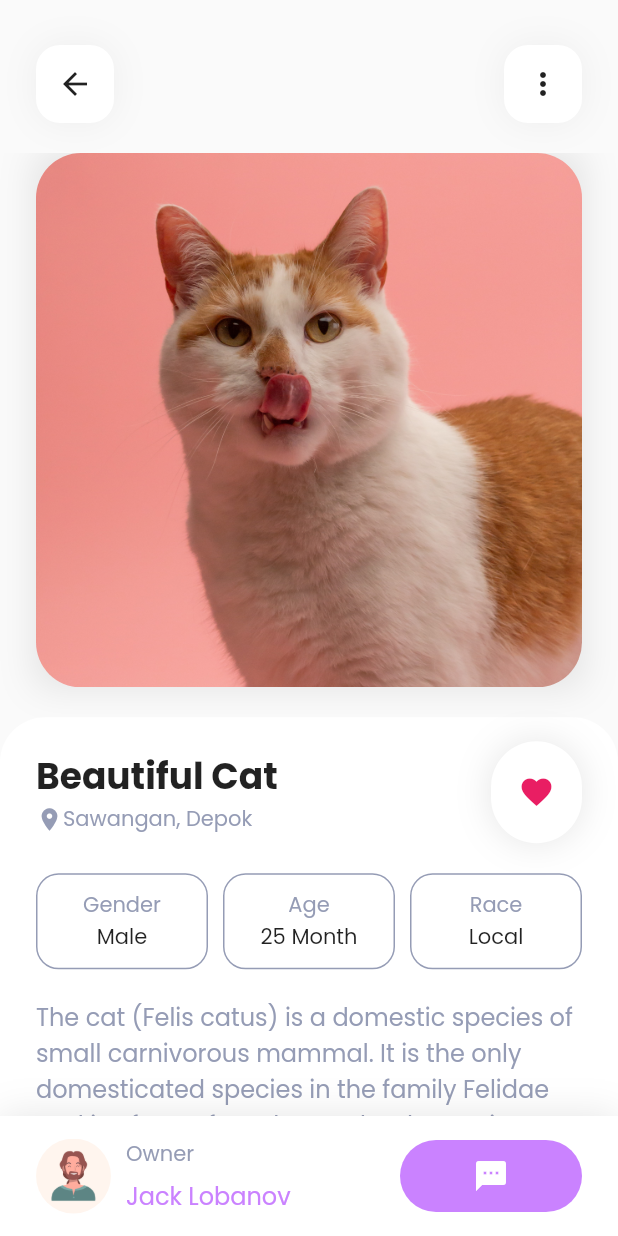
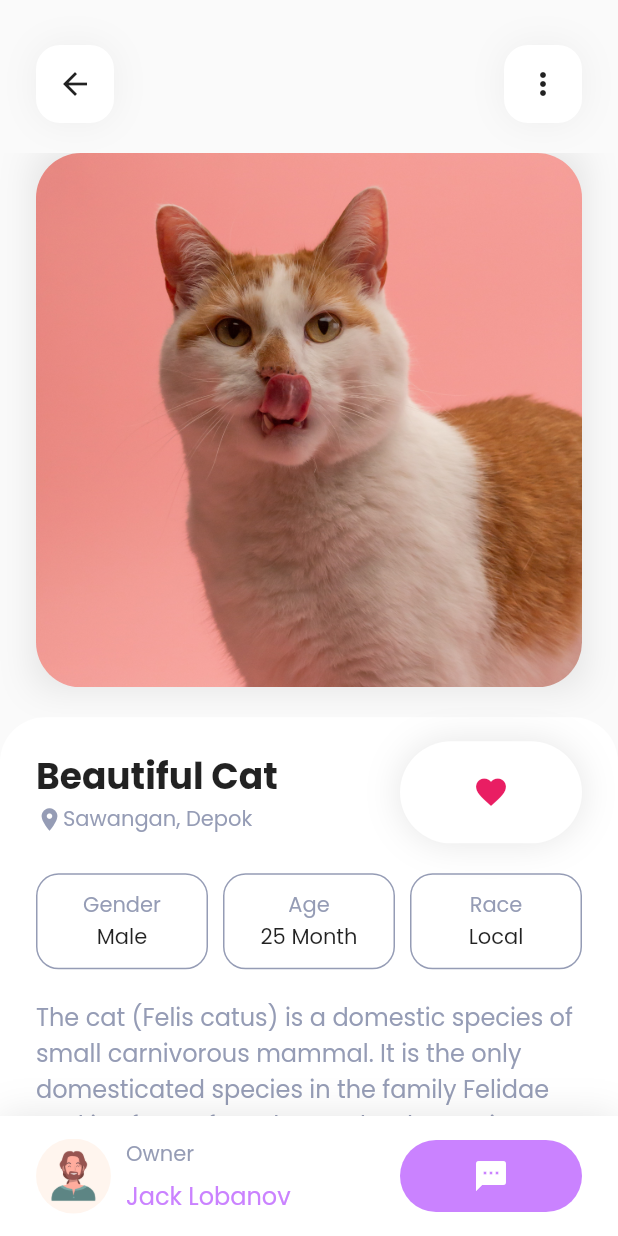
Before and after one commit to afustrator/animal_adopt, a Flutter app: the DetailPet screen opened directly with sample values from the repository, on a phone screen of 412 x 824 dp. Run offline on Flutter 3.47's test engine with Material 2 defaults, Android fonts, the phone set to English and light mode, and no system bars; our stand-ins replace google_fonts, google_nav_bar.

Commit message:
edit some file

```diff
--- a/lib/pages/account_screen.dart
+++ b/lib/pages/account_screen.dart
@@ -152,7 +152,7 @@ class AccountScreen extends StatelessWidget {
                 padding: const EdgeInsets.fromLTRB(24, 0, 24, 0),
                 child: Container(
                   width: MediaQuery.of(context).size.width,
-                  padding: EdgeInsets.fromLTRB(20, 20, 20, 20),
+                  padding: EdgeInsets.fromLTRB(20, 10, 20, 10),
                   decoration: BoxDecoration(
                     color: Colors.white,
                     boxShadow: [
--- a/lib/pages/detail_pet.dart
+++ b/lib/pages/detail_pet.dart
@@ -118,7 +118,7 @@ class _DetailPetState extends State<DetailPet> {
                             mainAxisAlignment: MainAxisAlignment.spaceBetween,
                             children: [
                               Expanded(
-                                flex: 5,
+                                flex: 4,
                                 child: Column(
                                   crossAxisAlignment: CrossAxisAlignment.start,
                                   children: [
@@ -149,7 +149,7 @@ class _DetailPetState extends State<DetailPet> {
                                 ),
                               ),
                               Expanded(
-                                flex: 1,
+                                flex: 2,
                                 child: Container(
                                   padding: EdgeInsets.all(10),
                                   decoration: BoxDecoration(
--- a/pubspec.yaml
+++ b/pubspec.yaml
@@ -18,7 +18,7 @@ publish_to: 'none' # Remove this line if you wish to publish to pub.dev
 version: 1.0.0+1
 
 environment:
-  sdk: '>=2.18.0-149.0.dev <3.0.0'
+  sdk: '>=2.17.1 <3.0.2'
 
 # Dependencies specify other packages that your package needs in order to work.
 # To automatically upgrade your package dependencies to the latest versions
```
Also changed, not shown: pubspec.lock.
